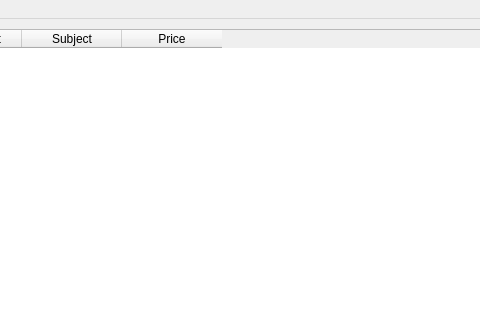
The window that browse.ui (jfunston/omega4py) describes before a commit, drawn with Qt 5; both pictures show x 189 to 669 and y 0 to 320 of the 1203 by 800 pixel window.
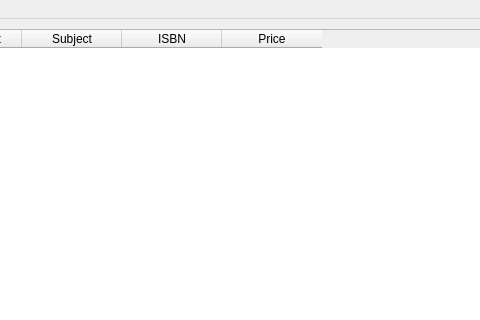
The same window after the commit.

Patch:
```diff
--- a/browse.ui
+++ b/browse.ui
@@ -27,7 +27,7 @@
      <set>QAbstractItemView::NoEditTriggers</set>
     </property>
     <property name="columnCount">
-     <number>4</number>
+     <number>5</number>
     </property>
     <column>
      <property name="text">
@@ -44,6 +44,11 @@
       <string>Subject</string>
      </property>
     </column>
+    <column>
+     <property name="text">
+      <string>ISBN</string>
+     </property>
+    </column>
     <column>
      <property name="text">
       <string>Price</string>
```
Left out of the diff: 2 changed lines with no effect on the pictures.
